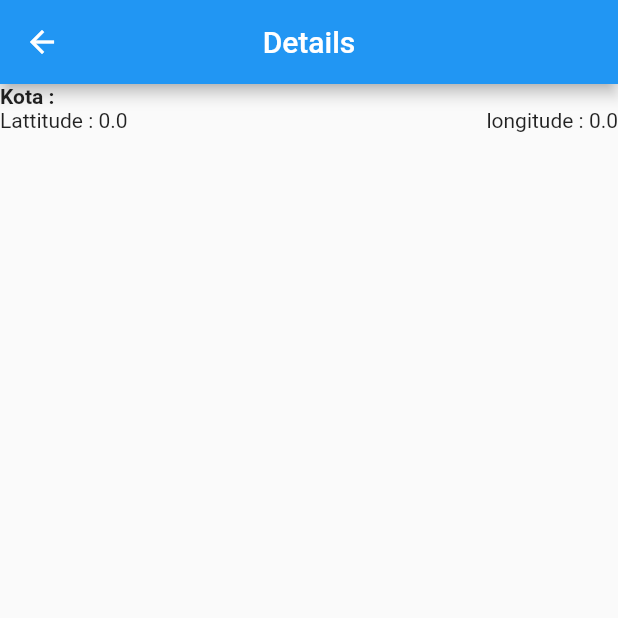
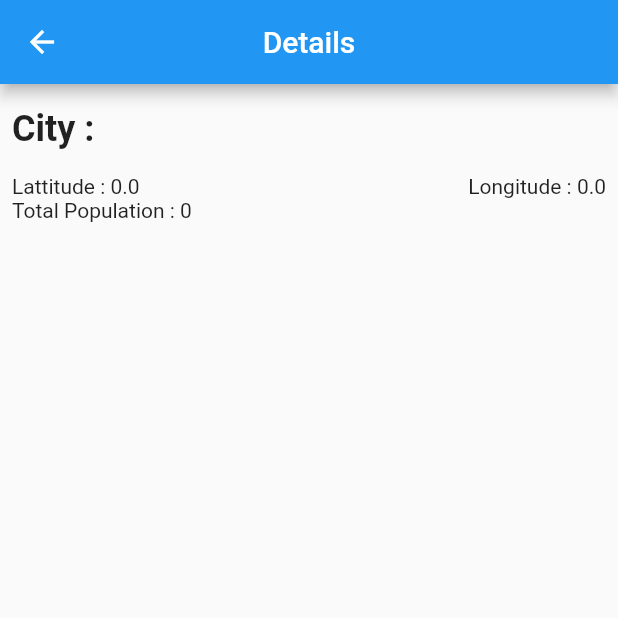
Before and after one commit to EddyHu71/Flutter_Firebase, a Flutter app: the DetailViewData screen opened directly with empty values, on a phone screen of 412 x 824 dp, the top half of it. Run offline on Flutter 3.47's test engine with Material 2 defaults, Android fonts, the phone set to English and light mode, and no system bars; our stand-ins replace bloc, connectivity, dartz, dio, flutter_bloc, flutter_dotenv and 6 more; missing offline and left inert: flutter_config.

```diff
--- a/lib/domain/login/i_login_repository.dart
+++ b/lib/domain/login/i_login_repository.dart
@@ -1,10 +1,9 @@
 import 'package:dartz/dartz.dart' hide IList;
 import 'package:flutter_firebase/domain/auth/user.dart';
 import 'package:flutter_firebase/domain/login/login_failure.dart';
-import 'package:flutter_firebase/models/view_item/view_item.dart';
 
-abstract class ILoginnRepository {
-  Future<Either<LoginFailure, User>> getData(
+abstract class ILoginRepository {
+  Future<Either<LoginFailure, Unit>> getLogin(
     String username,
     String password,
   );
--- a/lib/domain/login/login_failure.dart
+++ b/lib/domain/login/login_failure.dart
@@ -14,4 +14,8 @@ abstract class LoginFailure<T> with _$LoginFailure<T> {
   const factory LoginFailure.shortPassword({
     required T failedValue,
   }) = ShortPassword<T>;
+
+  const factory LoginFailure.invalidLogin() = _InvalidLogin;
+
+  const factory LoginFailure.failed() = _Failed;
 }
--- a/lib/infrastructure/core/network_service.dart
+++ b/lib/infrastructure/core/network_service.dart
@@ -1,7 +1,7 @@
 import 'dart:io';
 import 'package:connectivity/connectivity.dart';
 import 'package:dio/dio.dart';
-import 'package:flutter_firebase/domain/core/i_network_service.dart';
+import 'package:flutter_firebase/domain/view_data/i_network_service.dart';
 import 'package:flutter_firebase/domain/core/no_internet_exception.dart';
 import 'package:flutter_firebase/domain/core/server_exception.dart';
 import 'package:injectable/injectable.dart';
--- a/lib/infrastructure/view_data/view_repository.dart
+++ b/lib/infrastructure/view_data/view_repository.dart
@@ -1,5 +1,5 @@
 import 'package:dartz/dartz.dart' hide IList;
-import 'package:flutter_firebase/domain/core/i_network_service.dart';
+import 'package:flutter_firebase/domain/view_data/i_network_service.dart';
 import 'package:flutter_firebase/domain/core/no_internet_exception.dart';
 import 'package:flutter_firebase/domain/core/server_exception.dart';
 import 'package:flutter_firebase/domain/view_data/i_view_repository.dart';
--- a/lib/main.dart
+++ b/lib/main.dart
@@ -25,7 +25,7 @@ class MyApp extends StatelessWidget {
         primarySwatch: Colors.blue,
       ),
       getPages: Routes().routes,
-      initialRoute: Routes.home,
+      initialRoute: Routes.login,
     );
   }
 }
--- a/lib/models/view_item/view_item.dart
+++ b/lib/models/view_item/view_item.dart
@@ -9,7 +9,7 @@ part 'view_item.g.dart';
 @freezed
 class ViewItem with _$ViewItem {
   factory ViewItem({
-    List<ListData>? listData,
+    @JsonKey(name: 'list') List<ListData>? listData,
     City? city,
   }) = _ViewItem;
 
--- a/lib/presentation/core/components.dart
+++ b/lib/presentation/core/components.dart
@@ -37,8 +37,8 @@ class Components {
           ));
 
   static Card weatherList(
-          {required int? longitude,
-          required int? lattitude,
+          {required double? longitude,
+          required double? lattitude,
           required String? title,
           required VoidCallback? onPressed,
           required String? description}) =>
--- a/lib/presentation/home/view_data/detail_view_data.dart
+++ b/lib/presentation/home/view_data/detail_view_data.dart
@@ -21,23 +21,33 @@ class DetailViewData extends HookWidget {
             centerTitle: true,
             title: Text("Details"),
           ),
-          body: Column(
+          body: Padding(
+            padding: const EdgeInsets.all(8.0),
+            child: Column(
               mainAxisAlignment: MainAxisAlignment.start,
               crossAxisAlignment: CrossAxisAlignment.start,
               mainAxisSize: MainAxisSize.max,
               children: [
-              Text("Kota : ${viewItem?.city?.name}",
-                  style: TextStyle(fontWeight: FontWeight.bold)),
+                Padding(
+                  padding: const EdgeInsets.only(top: 8.0, bottom: 16.0),
+                  child: Text("City : ${viewItem?.city?.name}",
+                      style:
+                          TextStyle(fontWeight: FontWeight.bold, fontSize: 24)),
+                ),
                 Container(
                     child: Row(
                   mainAxisAlignment: MainAxisAlignment.spaceBetween,
                   crossAxisAlignment: CrossAxisAlignment.center,
                   children: [
                     Text("Lattitude : ${viewItem?.city?.coord?.lat}"),
-                  Text("longitude : ${viewItem?.city?.coord?.lon}"),
+                    Text("Longitude : ${viewItem?.city?.coord?.lon}"),
                   ],
                 )),
+// item.listData?[index]
+//                                                   .weather?[0].description
+                Text("Total Population : ${viewItem?.city?.population}")
               ],
+            ),
           )),
     );
   }
--- a/lib/presentation/home/view_data/view_data.dart
+++ b/lib/presentation/home/view_data/view_data.dart
@@ -213,13 +213,10 @@ class ViewData extends HookWidget {
                                           return Components.weatherList(
                                               onPressed: () {
                                                 Get.toNamed(Routes.detailView,
-                                                    arguments:
-                                                        item);
+                                                    arguments: item);
                                               },
-                                              longitude: item.city?.coord?.lat
-                                                  ?.toInt(),
-                                              lattitude: item.city?.coord?.lon
-                                                  ?.toInt(),
+                                              longitude: item.city?.coord?.lat!,
+                                              lattitude: item.city?.coord?.lon!,
                                               title: item.city?.name,
                                               description: item.listData?[index]
                                                   .weather?[0].description);
--- a/lib/presentation/routes/routes.dart
+++ b/lib/presentation/routes/routes.dart
@@ -1,6 +1,4 @@
-import 'package:flutter_bloc/flutter_bloc.dart';
-import 'package:flutter_firebase/application/login/login_form_bloc.dart';
-import 'package:flutter_firebase/injection.dart';
+
 import 'package:flutter_firebase/models/view_item/view_item.dart';
 import 'package:flutter_firebase/presentation/home/home_page.dart';
 import 'package:flutter_firebase/presentation/home/view_data/detail_view_data.dart';
@@ -8,14 +6,16 @@ import 'package:get/get.dart';
 import 'package:flutter_firebase/presentation/login/login_page.dart';
 
 class Routes {
-  static final String login = "/";
+  static final String login = "/login";
   static final String home = "/home";
   static final String detailView = "/detailview";
   final List<GetPage> routes = [
     GetPage(
-        name: Routes.login,
-        page: () => BlocProvider(
-            create: (context) => getIt<LoginFormBloc>(), child: LoginPage())),
+      name: Routes.login,
+      page: () => LoginPage(),
+      // BlocProvider<LoginFormBloc>(
+      //     create: (context) => getIt<LoginFormBloc>(), child: )
+    ),
     GetPage(
       name: Routes.home,
       page: () => HomePage(),
```
Also changed, not shown: lib/application/login/login_form_bloc.dart (+2 -6 lines), lib/infrastructure/login/login_repository.dart (+18 -11 lines), lib/presentation/login/login_page.dart (+30 -25 lines), lib/domain/login/login_failure.freezed.dart, lib/domain/view_data/i_network_service.dart (renamed from lib/domain/core/i_network_service.dart), lib/injection.config.dart, lib/models/view_item/view_item.freezed.dart, lib/models/view_item/view_item.g.dart. Lines whose indentation alone changed are shown as unchanged.
